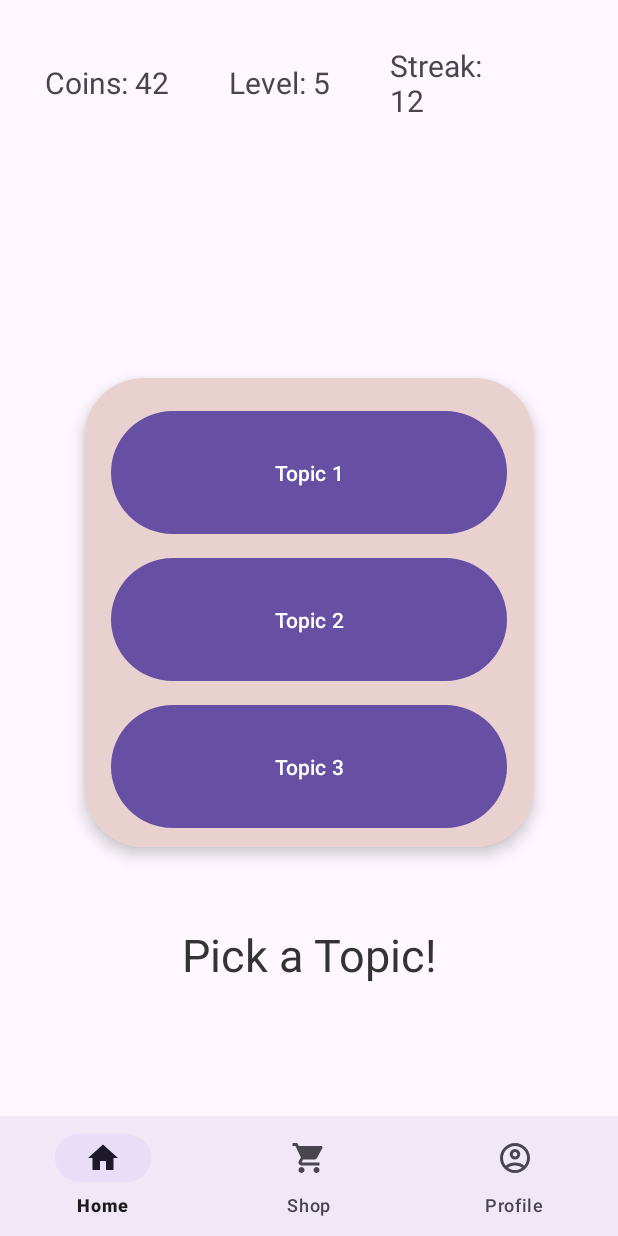
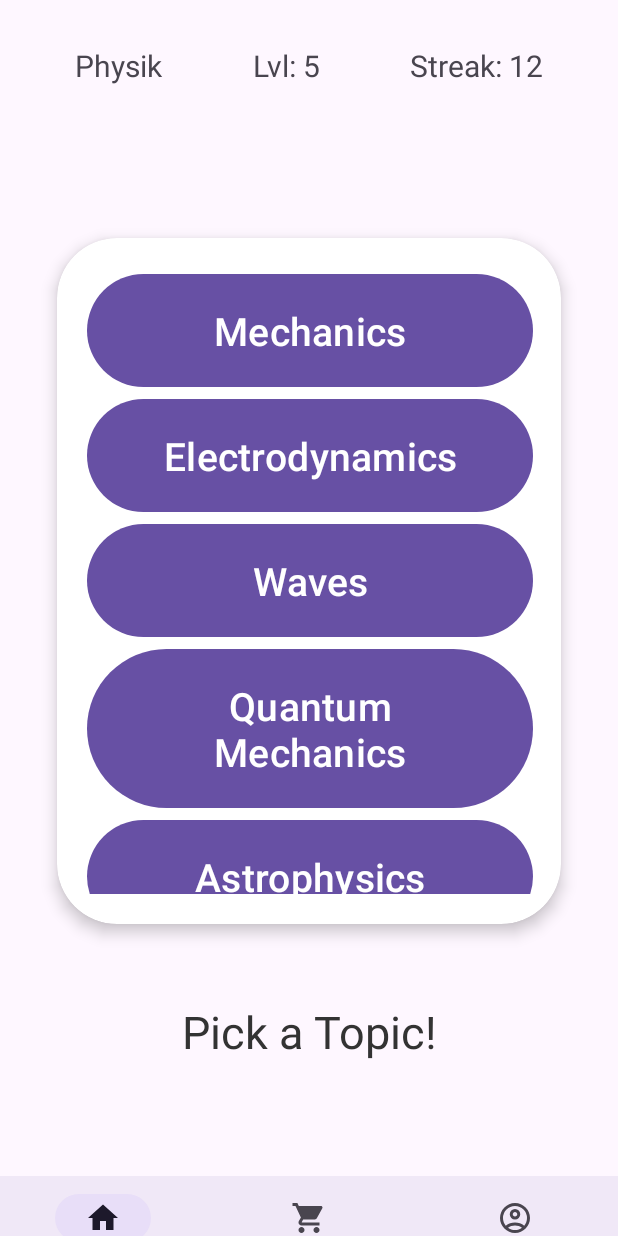
Before and after one commit to sebistuff/Show-Projects, an Android app: the screen it shows after launch (MainActivity), on a phone screen of 412 x 824 dp. Run offline under Robolectric (Android 15) with nearby library versions, the phone set to English and light mode, and no system bars.

Commit message:
home fragment

```diff
--- a/app/src/main/java/ac/at/univie/hci/learneasy/HomeFragment.java
+++ b/app/src/main/java/ac/at/univie/hci/learneasy/HomeFragment.java
@@ -3,42 +3,36 @@ package ac.at.univie.hci.learneasy;
 import android.os.Bundle;
 
 import androidx.fragment.app.Fragment;
+import androidx.recyclerview.widget.LinearLayoutManager;
+import androidx.recyclerview.widget.RecyclerView;
 
 import android.view.LayoutInflater;
 import android.view.View;
 import android.view.ViewGroup;
 
-/**
- * A simple {@link Fragment} subclass. Use the {@link HomeFragment#newInstance} factory method to create an instance of this fragment.
- */
+import java.util.ArrayList;
+import java.util.List;
+
+
 public class HomeFragment extends Fragment {
+	private static final String ARG_PARAM1 = "param1";
 
-	// TODO: Rename parameter arguments, choose names that match
-	// the fragment initialization parameters, e.g. ARG_ITEM_NUMBER
-	private static final String ARG_PARAM1 = "param1";
-	private static final String ARG_PARAM2 = "param2";
+	private List<String> lections;
+	private RecyclerView lectionsRecyclerView;
 
-	// TODO: Rename and change types of parameters
-	private String mParam1;
-	private String mParam2;
-
-	public HomeFragment() {
-		// Required empty public constructor
+    public HomeFragment() {
 	}
 
 	/**
 	 * Use this factory method to create a new instance of this fragment using the provided parameters.
 	 *
 	 * @param param1 Parameter 1.
-	 * @param param2 Parameter 2.
-	 * @return A new instance of fragment HomeFragment.
+	 * @return A new instance of fragment ProfileFragment.
 	 */
-	// TODO: Rename and change types and number of parameters
-	public static HomeFragment newInstance(String param1, String param2) {
+	public static HomeFragment newInstance(ArrayList<String> param1) {
 		HomeFragment fragment = new HomeFragment();
 		Bundle args = new Bundle();
-		args.putString(ARG_PARAM1, param1);
-		args.putString(ARG_PARAM2, param2);
+		args.putStringArrayList(ARG_PARAM1, param1);
 		fragment.setArguments(args);
 		return fragment;
 	}
@@ -47,14 +41,25 @@ public class HomeFragment extends Fragment {
 	public void onCreate(Bundle savedInstanceState) {
 		super.onCreate(savedInstanceState);
 		if (getArguments() != null) {
-			mParam1 = getArguments().getString(ARG_PARAM1);
-			mParam2 = getArguments().getString(ARG_PARAM2);
+            lections = getArguments().getStringArrayList(ARG_PARAM1);
+        } else {
+			throw new RuntimeException("The home fragment didn´t get any arguments!");
 		}
 	}
 
 	@Override
 	public View onCreateView(LayoutInflater inflater, ViewGroup container, Bundle savedInstanceState) {
 		// Inflate the layout for this fragment
-		return inflater.inflate(R.layout.fragment_home, container, false);
+		View view = inflater.inflate(R.layout.fragment_home, container, false);
+		lectionsRecyclerView = view.findViewById(R.id.lections_recycleview);
+		lectionsRecyclerView.setLayoutManager(new LinearLayoutManager(getContext()));
+		LectionAdapter adapter = new LectionAdapter(lections);
+		lectionsRecyclerView.setAdapter(adapter);
+		return view;
+	}
+
+	public void changeLections(List<String> lections) {
+		LectionAdapter adapter = new LectionAdapter(lections);
+		lectionsRecyclerView.swapAdapter(adapter, true);
 	}
 }
--- /dev/null
+++ b/app/src/main/java/ac/at/univie/hci/learneasy/LectionAdapter.java
@@ -0,0 +1,57 @@
+package ac.at.univie.hci.learneasy;
+
+import android.view.LayoutInflater;
+import android.view.View;
+import android.view.ViewGroup;
+import android.widget.Button;
+
+import androidx.recyclerview.widget.RecyclerView;
+
+import java.util.List;
+
+public class LectionAdapter extends RecyclerView.Adapter<LectionAdapter.ViewHolder> {
+
+    private final List<String> lections;
+
+    public static class ViewHolder extends RecyclerView.ViewHolder {
+        private final Button lectionButton;
+
+        public ViewHolder(View view) {
+            super(view);
+            this.lectionButton = view.findViewById(R.id.lection_button);
+        }
+
+        public void setLection(String lection) {
+            lectionButton.setText(lection);
+        }
+    }
+
+    public LectionAdapter(List<String> lections) {
+        this.lections = lections;
+    }
+
+    /**
+     * @param parent   The ViewGroup into which the new View will be added after it is bound to an adapter position.
+     * @param viewType The view type of the new View.
+     */
+    @Override
+    public ViewHolder onCreateViewHolder(ViewGroup parent, int viewType) {
+        View view = LayoutInflater.from(parent.getContext()).inflate(R.layout.lection_recycle_item, parent, false);
+        return new ViewHolder(view);
+    }
+
+    /**
+     * @param viewHolder The ViewHolder which should be updated to represent the contents of the item at the given position in the data
+     *                   set.
+     * @param position   The position of the item within the adapter's data set.
+     */
+    @Override
+    public void onBindViewHolder(ViewHolder viewHolder, int position) {
+        viewHolder.setLection(lections.get(position));
+    }
+
+    @Override
+    public int getItemCount() {
+        return lections.size();
+    }
+}
--- a/app/src/main/java/ac/at/univie/hci/learneasy/MainActivity.java
+++ b/app/src/main/java/ac/at/univie/hci/learneasy/MainActivity.java
@@ -1,6 +1,8 @@
 package ac.at.univie.hci.learneasy;
 
 import android.os.Bundle;
+import android.view.View;
+import android.widget.TextView;
 
 import androidx.activity.EdgeToEdge;
 import androidx.appcompat.app.AppCompatActivity;
@@ -13,7 +15,20 @@ import androidx.fragment.app.Fragment;
 import com.google.android.material.bottomnavigation.BottomNavigationView;
 import com.google.android.material.navigation.NavigationBarView;
 
-public class MainActivity extends AppCompatActivity {
+import java.util.ArrayList;
+import java.util.List;
+
+public class MainActivity extends AppCompatActivity implements TopicPickerDialog.ITopicPickerListener {
+    private final String[] topics = {"Physics", "Topic 2", "Topic 3", "Topic 4", "Topic 5"};
+    private final ArrayList<String> physicsLections = new ArrayList<>(
+            List.of("Mechanics", "Electrodynamics", "Waves", "Quantum " + "Mechanics", "Astrophysics", "Nuclear Physics",
+                    "Thermodynamics"));
+    private final ArrayList<String> templateLections = new ArrayList<>( List.of("Lection 1", "Lection 2", "Lection 3", "Lection 4",
+                                                                                "Lection 5", "Lection 6", "Lection 7", "Lection 8"));
+
+    private final HomeFragment homeFragment = HomeFragment.newInstance(physicsLections);
+    private final ShopFragment shopFragment = new ShopFragment();
+    private final ProfileFragment profileFragment = new ProfileFragment();
 
     @Override
     protected void onCreate(Bundle savedInstanceState) {
@@ -26,22 +41,17 @@ public class MainActivity extends AppCompatActivity {
             return insets;
         });
 
-        Fragment home = new HomeFragment();
-        Fragment profile = new ProfileFragment();
-        Fragment shop = new ShopFragment();
-
-        setFragment(home);BottomNavigationView bottomNav = findViewById(R.id.bottom_nav);
+        setFragment(homeFragment);BottomNavigationView bottomNav = findViewById(R.id.bottom_nav);
         bottomNav.setOnItemSelectedListener(item -> {
             int id = item.getItemId();
-
             if (id == R.id.nav_home) {
-                setFragment(new HomeFragment());
+                setFragment(homeFragment);
                 return true;
             } else if (id == R.id.nav_shop) {
-                setFragment(new ShopFragment());
+                setFragment(shopFragment);
                 return true;
             } else if (id == R.id.nav_profile) {
-                setFragment(new ProfileFragment());
+                setFragment(profileFragment);
                 return true;
             }
             return false;
@@ -53,4 +63,23 @@ public class MainActivity extends AppCompatActivity {
     private void setFragment(Fragment fragment) {
         getSupportFragmentManager().beginTransaction().replace(R.id.fragment_container, fragment).commit();
     }
+
+    public void displayTopicPicker(View view) {
+        TopicPickerDialog topicPicker = new TopicPickerDialog(topics);
+        topicPicker.show(getSupportFragmentManager(), "TOPIC_PICKER");
+    }
+
+    @Override
+    public void onTopicConfirm(int topic) {
+        TextView topic_text = findViewById(R.id.text_topic);
+        topic_text.setText(topics[topic]);
+        switch (topic) {
+            case 0:
+                homeFragment.changeLections(physicsLections);
+                break;
+            default:
+                homeFragment.changeLections(templateLections);
+                break;
+        }
+    }
 }
--- a/app/src/main/java/ac/at/univie/hci/learneasy/ProfileFragment.java
+++ b/app/src/main/java/ac/at/univie/hci/learneasy/ProfileFragment.java
@@ -8,37 +8,31 @@ import android.view.LayoutInflater;
 import android.view.View;
 import android.view.ViewGroup;
 
+import java.util.ArrayList;
+import java.util.List;
+
 /**
  * A simple {@link Fragment} subclass. Use the {@link ProfileFragment#newInstance} factory method to create an instance of this fragment.
  */
 public class ProfileFragment extends Fragment {
 
-	// TODO: Rename parameter arguments, choose names that match
-	// the fragment initialization parameters, e.g. ARG_ITEM_NUMBER
 	private static final String ARG_PARAM1 = "param1";
-	private static final String ARG_PARAM2 = "param2";
 
-	// TODO: Rename and change types of parameters
-	private String mParam1;
-	private String mParam2;
+	private List<String> mParam1;
 
 	public ProfileFragment() {
-		// Required empty public constructor
 	}
 
 	/**
 	 * Use this factory method to create a new instance of this fragment using the provided parameters.
 	 *
 	 * @param param1 Parameter 1.
-	 * @param param2 Parameter 2.
 	 * @return A new instance of fragment ProfileFragment.
 	 */
-	// TODO: Rename and change types and number of parameters
-	public static ProfileFragment newInstance(String param1, String param2) {
+	public static ProfileFragment newInstance(ArrayList<String> param1) {
 		ProfileFragment fragment = new ProfileFragment();
 		Bundle args = new Bundle();
-		args.putString(ARG_PARAM1, param1);
-		args.putString(ARG_PARAM2, param2);
+		args.putStringArrayList(ARG_PARAM1, param1);
 		fragment.setArguments(args);
 		return fragment;
 	}
@@ -47,8 +41,7 @@ public class ProfileFragment extends Fragment {
 	public void onCreate(Bundle savedInstanceState) {
 		super.onCreate(savedInstanceState);
 		if (getArguments() != null) {
-			mParam1 = getArguments().getString(ARG_PARAM1);
-			mParam2 = getArguments().getString(ARG_PARAM2);
+			mParam1 = getArguments().getStringArrayList(ARG_PARAM1);
 		}
 	}
 
--- /dev/null
+++ b/app/src/main/java/ac/at/univie/hci/learneasy/TopicPickerDialog.java
@@ -0,0 +1,46 @@
+package ac.at.univie.hci.learneasy;
+
+import android.adservices.topics.Topic;
+import android.app.Dialog;
+import android.content.Context;
+import android.content.DialogInterface;
+import android.os.Bundle;
+
+import androidx.annotation.NonNull;
+import androidx.annotation.Nullable;
+import androidx.appcompat.app.AlertDialog;
+import androidx.fragment.app.DialogFragment;
+
+public class TopicPickerDialog extends DialogFragment {
+
+    public interface ITopicPickerListener {
+        public void onTopicConfirm(int topic);
+    }
+
+    ITopicPickerListener listener;
+    String[] topics;
+
+    public TopicPickerDialog(String[] topics) {
+        this.topics = topics;
+    }
+
+    @Override
+    public Dialog onCreateDialog(Bundle savedInstanceState) {
+        AlertDialog.Builder builder = new AlertDialog.Builder(getActivity());
+        builder.setTitle("Pick a Topic")
+               .setItems(topics, (dialog, which) -> {
+                    listener.onTopicConfirm(which);
+               });
+        return builder.create();
+    }
+
+    @Override
+    public void onAttach(@NonNull Context context) {
+        super.onAttach(context);
+        try {
+            listener = (ITopicPickerListener) context;
+        } catch (ClassCastException e) {
+            throw new ClassCastException(getActivity().toString() + " must implement ITopicPickerListener");
+        }
+    }
+}
--- a/app/src/main/res/layout/activity_main.xml
+++ b/app/src/main/res/layout/activity_main.xml
@@ -26,9 +26,9 @@
             android:background="?android:attr/windowBackground"
             app:layout_constraintBottom_toBottomOf="parent"
             app:layout_constraintEnd_toEndOf="parent"
+            app:layout_constraintStart_toStartOf="parent"
+            app:menu="@menu/bottom_nav_menu"
             app:layout_constraintHorizontal_bias="0.0"
-        app:layout_constraintStart_toStartOf="parent"
-        android:layout_marginTop="300dp"
-        app:menu="@menu/bottom_nav_menu" />
+            android:layout_marginBottom="-40dp" />
 
 </androidx.constraintlayout.widget.ConstraintLayout>
--- a/app/src/main/res/layout/fragment_home.xml
+++ b/app/src/main/res/layout/fragment_home.xml
@@ -16,22 +16,27 @@
         android:orientation="horizontal"
         android:padding="30dp"
         android:gravity="center">
+
         <TextView
-            android:id="@+id/text_coins"
+                android:id="@+id/text_topic"
                 android:layout_width="wrap_content"
                 android:layout_height="wrap_content"
-            android:text="Coins: 42"
+                android:text="Physik"
                 android:textSize="20sp"
-            android:layout_marginEnd="40dp"/>
+                android:layout_weight="1"
+                android:textAlignment="center"
+                android:onClick="displayTopicPicker" />
 
 
         <TextView
-            android:id="@+id/text_level"
+                android:text="Lvl: 5"
                 android:layout_width="wrap_content"
                 android:layout_height="wrap_content"
-            android:text="Level: 5"
+                android:id="@+id/textView"
+                android:layout_weight="1"
                 android:textSize="20sp"
-            android:layout_marginEnd="40dp" />
+                android:textAlignment="center"
+                android:layout_marginHorizontal="20dp" />
 
         <TextView
                 android:id="@+id/text_streak"
@@ -39,67 +44,28 @@
                 android:layout_height="wrap_content"
                 android:text="Streak: 12"
                 android:textSize="20sp"
-        android:layout_marginEnd="40dp"/>
+                android:layout_weight="1"
+                android:textAlignment="center" />
 
     </LinearLayout>
 
     <!-- CardView mit ScrollView & Buttons -->
     <androidx.cardview.widget.CardView
-        android:layout_width="wrap_content"
-        android:layout_height="355dp"
-        android:layout_marginTop="120dp"
+            android:layout_width="match_parent"
+            android:layout_height="500dp"
+            android:layout_marginTop="50dp"
             android:elevation="6dp"
             app:cardCornerRadius="40dp"
             app:cardElevation="6dp"
-        app:cardUseCompatPadding="true">
+            app:cardUseCompatPadding="true"
+            android:layout_marginHorizontal="20dp">
 
-        <ScrollView
-            android:layout_width="wrap_content"
-            android:layout_height="wrap_content">
+        <androidx.recyclerview.widget.RecyclerView
+                android:layout_width="297dp"
+                android:layout_height="match_parent"
+                android:layout_margin="20dp"
+                android:id="@+id/lections_recycleview" />
 
-
-            <LinearLayout
-                android:layout_width="300dp"
-                android:layout_height="wrap_content"
-                android:background="#E9D1D0"
-                android:orientation="vertical"
-                android:padding="18dp">
-
-                <Button
-                    android:id="@+id/button_thema1"
-                    android:layout_width="match_parent"
-                    android:layout_height="90dp"
-                    android:text="Topic 1" />
-
-                <Button
-                    android:id="@+id/button_thema2"
-                    android:layout_width="match_parent"
-                    android:layout_height="90dp"
-                    android:layout_marginTop="8dp"
-                    android:text="Topic 2" />
-
-                <Button
-                    android:id="@+id/button_thema3"
-                    android:layout_width="match_parent"
-                    android:layout_height="90dp"
-                    android:layout_marginTop="8dp"
-                    android:text="Topic 3" />
-
-                <Button
-                    android:id="@+id/button_thema4"
-                    android:layout_width="match_parent"
-                    android:layout_height="90dp"
-                    android:layout_marginTop="8dp"
-                    android:text="Topic 4" />
-
-                <Button
-                    android:id="@+id/button_thema5"
-                    android:layout_width="match_parent"
-                    android:layout_height="90dp"
-                    android:layout_marginTop="8dp"
-                    android:text="Topic 5" />
-            </LinearLayout>
-        </ScrollView>
     </androidx.cardview.widget.CardView>
 
     <TextView
--- a/app/src/main/res/layout/fragment_profile.xml
+++ b/app/src/main/res/layout/fragment_profile.xml
@@ -10,6 +10,7 @@
     tools:context=".ProfileFragment">
 
     <!-- Profilbild -->
+
     <ImageView
             android:id="@+id/profile_img"
             android:layout_width="200dp"
--- /dev/null
+++ b/app/src/main/res/layout/lection_recycle_item.xml
@@ -0,0 +1,17 @@
+<?xml version="1.0" encoding="utf-8"?>
+<FrameLayout xmlns:android="http://schemas.android.com/apk/res/android"
+        android:layout_width="wrap_content"
+        android:layout_height="wrap_content">
+
+    <Button
+            android:text="Topic 1"
+            android:layout_width="297dp"
+            android:layout_height="wrap_content"
+            android:id="@+id/lection_button"
+            android:textSize="26sp"
+            android:textAlignment="center"
+            android:paddingLeft="34dp"
+            android:paddingRight="34dp"
+            android:paddingTop="20dp"
+            android:paddingBottom="20dp" />
+</FrameLayout>
```
Lines whose indentation alone changed are shown as unchanged.
